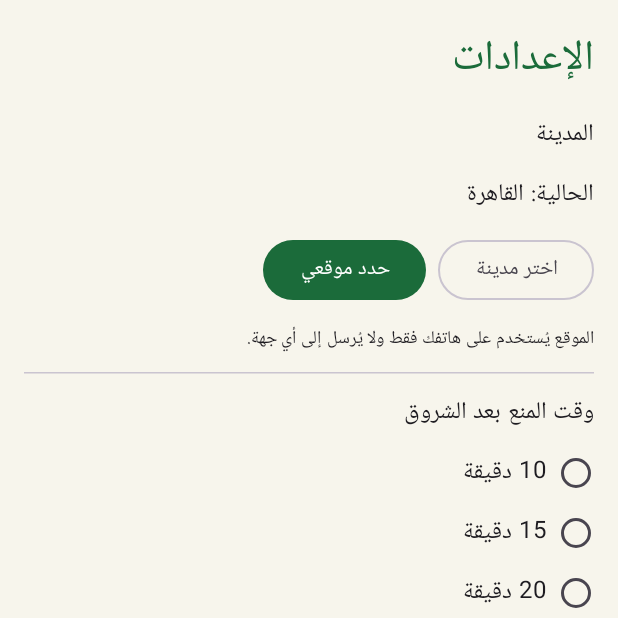
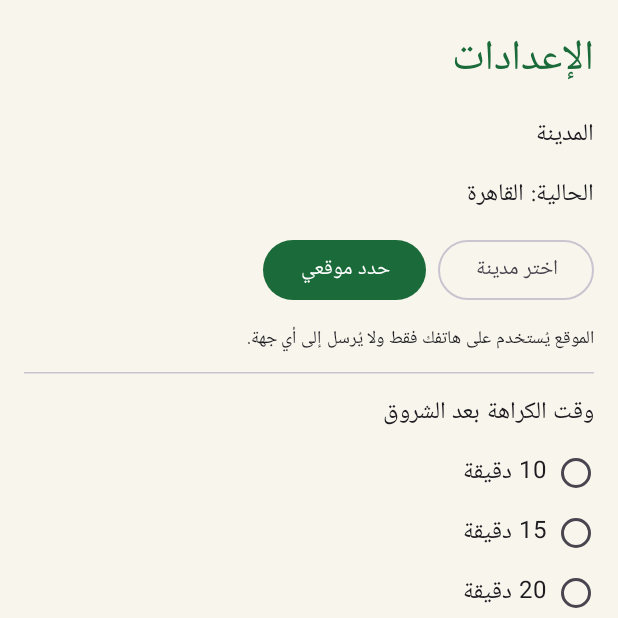
Before and after one commit to ahmedhatemamh/mawaqit-app, an Android app built with Jetpack Compose: the screen it shows after launch (MainActivity), item 2 of the bottom bar chosen, on a phone screen of 412 x 824 dp, the top half of it. Run offline under Robolectric (Android 15) with nearby library versions, the phone set to English and light mode, and no system bars; 2 statements that could not run were skipped.

Commit message:
fix: تسمية 'وقت الكراهة' بدل 'وقت المنع' في الشاشات والمواصفات (طلب أحمد)
Co-Authored-By: Claude Sonnet 5.5 <noreply@anthropic.com>
Claude-Session: https://claude.ai/code/session_01DccKYV2Wt4TDjuT3BP37HK

```diff
--- a/app/src/main/res/values/strings.xml
+++ b/app/src/main/res/values/strings.xml
@@ -9,7 +9,7 @@
     <string name="uncertain_hijri">(تقديري)</string>
     <string name="next_label">القادم</string>
     <string name="in_time">بعد %1$s</string>
-    <string name="makruh_until">وقت المنع حتى %1$s</string>
+    <string name="makruh_until">وقت الكراهة حتى %1$s</string>
     <string name="dst_unconfirmed">غير مؤكد: قاعدة التوقيت الصيفي لهذه السنة لم تُعلن بعد</string>
     <string name="data_age">آخر تحديث للتاريخ الهجري منذ %1$d يومًا</string>
     <string name="place_line">المدينة: %1$s</string>
@@ -19,7 +19,7 @@
     <string name="settings_current_place">الحالية: %1$s</string>
     <string name="settings_pick_city">اختر مدينة</string>
     <string name="settings_use_location">حدد موقعي</string>
-    <string name="settings_makruh">وقت المنع بعد الشروق</string>
+    <string name="settings_makruh">وقت الكراهة بعد الشروق</string>
     <string name="settings_makruh_choice">%1$d دقيقة</string>
     <string name="city_picker_title">اختر مدينتك</string>
     <string name="city_picker_search">ابحث عن مدينة</string>
```
Also changed, not shown: 2 other files.
